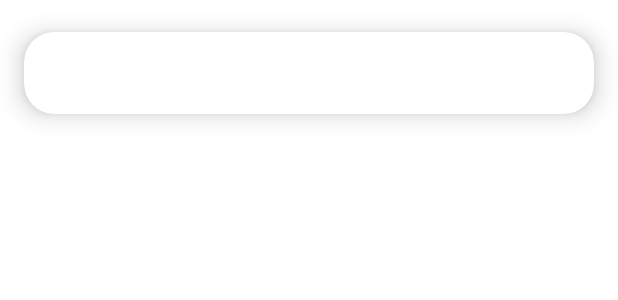
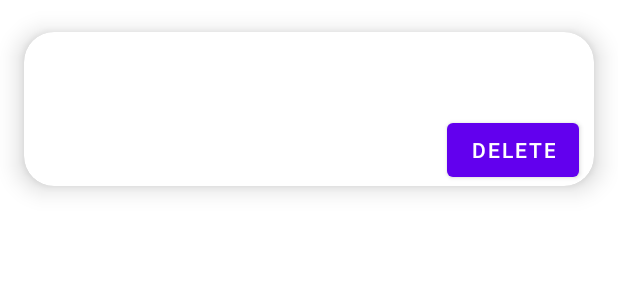
Before and after one commit to Rasel579/GB_Notes, an Android app: the layout item.xml on its own in the app's theme, with its tools: preview values and no code run, on a phone screen of 412 x 824 dp. Shown: the top 300 px of the screen. Run offline under Robolectric (Android 15) with nearby library versions, the phone set to English and light mode, and no system bars.

```diff
--- a/app/src/main/res/layout/item.xml
+++ b/app/src/main/res/layout/item.xml
@@ -25,6 +25,13 @@
             android:layout_height="match_parent"
             android:textAlignment="center"
             android:textSize="@dimen/textSize" />
+        <com.google.android.material.button.MaterialButton
+            android:id="@+id/deleteBtn"
+            android:layout_width="wrap_content"
+            android:layout_height="wrap_content"
+            android:layout_marginEnd="10dp"
+            android:text="@string/deleteTxtBtn"
+            android:layout_gravity="end"/>
     </LinearLayout>
 
 </androidx.cardview.widget.CardView>
--- a/app/src/main/res/values/strings.xml
+++ b/app/src/main/res/values/strings.xml
@@ -29,4 +29,7 @@
     <string name="update_context">UPDATE</string>
     <string name="continue_">continue</string>
     <string name="sign_out">Sign Out</string>
+    <string name="deleteTxtBtn">Delete</string>
+    <string name="titleDeleteDialog">Удалить запись</string>
+    <string name="msgDeleteDialog">Вы действительно хотите удалить?</string>
 </resources>
```
Also changed, not shown: app/src/main/java/com/example/gb_notes/ui/ContentNotesAdapter.java (+13 -6 lines), app/src/main/java/com/example/gb_notes/ui/ContentNotesFragment.java (+25 -4 lines), app/src/main/java/com/example/gb_notes/ui/StartFragment.java (+7 -7 lines), app/src/main/java/com/example/gb_notes/ui/UpdateFragment.java (+5 -4 lines).
